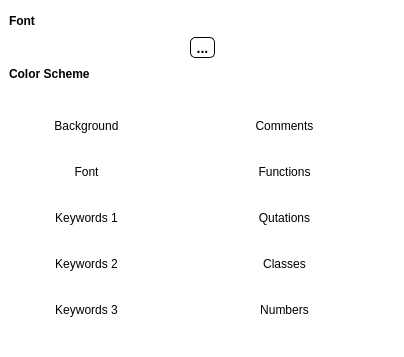
First picture: the form in App/colorpicker.ui, repository djeada/Lightpad, before the edit.
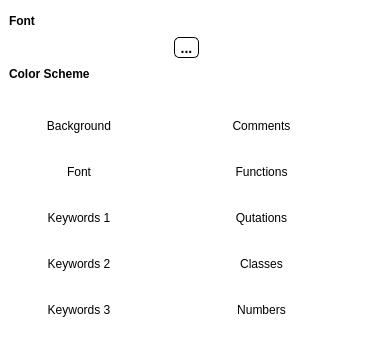
Second picture: the form after the edit.

Diff of the .ui file:
```diff
--- a/App/colorpicker.ui
+++ b/App/colorpicker.ui
@@ -6,7 +6,7 @@
    <rect>
     <x>0</x>
     <y>0</y>
-    <width>404</width>
+    <width>373</width>
     <height>357</height>
    </rect>
   </property>
```
Left out of the diff: 8 changed lines with no effect on the pictures.
